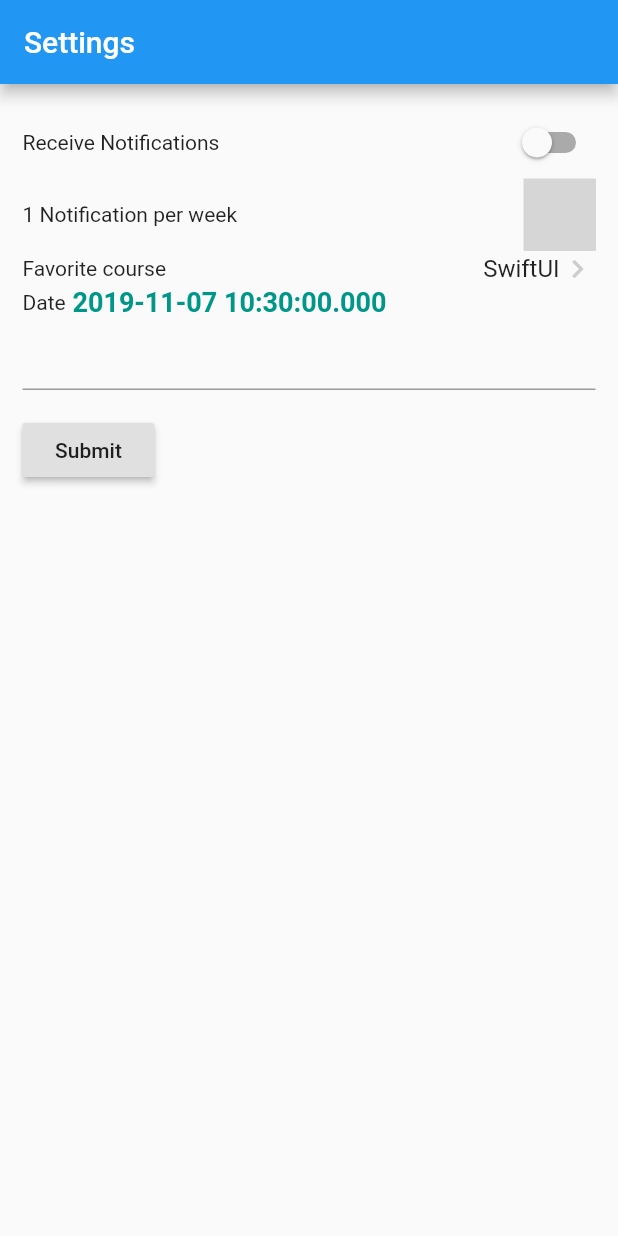
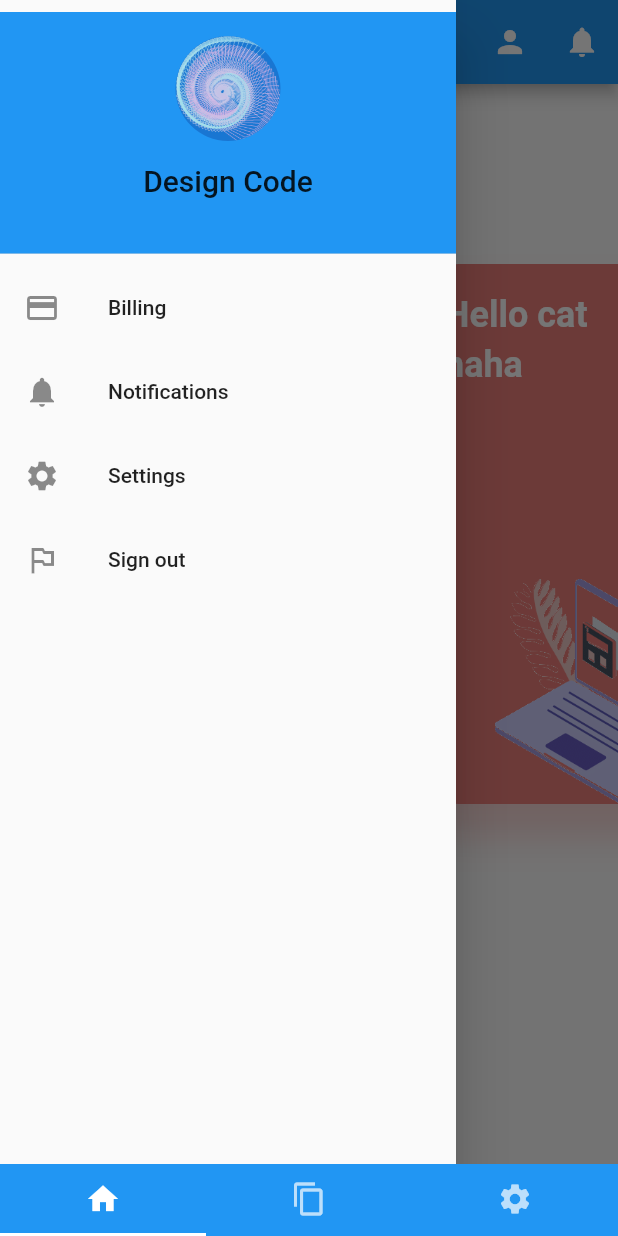
Before and after one commit to GavinHome/flutter_design_code, a Flutter app: the screen it shows after launch, with the side drawer open (before the commit the screen has no drawer), on a phone screen of 412 x 824 dp. Run offline on Flutter 3.47's test engine with Material 2 defaults, Android fonts, the phone set to English and light mode, and no system bars; our stand-ins replace flutter_datetime_picker; missing offline and left inert: flutter_counter; grey boxes are pictures that could not be loaded.

Commit message:
add menu

```diff
--- /dev/null
+++ b/lib/app.dart
@@ -0,0 +1,89 @@
+import 'package:flutter/material.dart';
+import 'package:flutter_design_code/certificates/certificate.dart';
+import 'package:flutter_design_code/home/course.dart';
+import 'package:flutter_design_code/home/home.dart';
+import 'package:flutter_design_code/notifications/notification.dart';
+
+class App extends StatelessWidget {
+  @override
+  Widget build(BuildContext context) {
+    return MaterialApp(
+      title: 'DesignCode',
+      theme: ThemeData(
+        primarySwatch: Colors.blue,
+      ),
+      home: AppPage(title: 'Flutter Demo Home Page'),
+    );
+  }
+}
+
+class AppPage extends StatefulWidget {
+  AppPage({Key key, this.title}) : super(key: key);
+
+  final String title;
+
+  @override
+  _AppPageState createState() => _AppPageState();
+}
+
+class _AppPageState extends State<AppPage> with SingleTickerProviderStateMixin {
+  // Create a tab controller
+  TabController controller;
+
+  @override
+  void initState() {
+    super.initState();
+
+    // Initialize the Tab Controller
+    controller = TabController(length: 3, vsync: this);
+  }
+
+  @override
+  void dispose() {
+    // Dispose of the Tab Controller
+    controller.dispose();
+    super.dispose();
+  }
+
+  @override
+  Widget build(BuildContext context) {
+    return Scaffold(
+      // Appbar
+      // appBar: AppBar(
+      //   // Title
+      //   title: Text("Using Bottom Navigation Bar"),
+      //   // Set the background color of the App Bar
+      //   backgroundColor: Colors.blue,
+      // ),
+      // Set the TabBar view as the body of the Scaffold
+      body: TabBarView(
+        // Add tabs as widgets
+        children: <Widget>[HomePage(), CertificateView(), NotificationPage()],
+        // set the controller
+        controller: controller,
+      ),
+      // Set the bottom navigation bar
+      bottomNavigationBar: Material(
+        // set the color of the bottom navigation bar
+        color: Colors.blue,
+        // set the tab bar as the child of bottom navigation bar
+        child: TabBar(
+          tabs: <Tab>[
+            Tab(
+              // set icon to the tab
+              icon: Icon(Icons.home),
+            ),
+            Tab(
+              icon: Icon(Icons.content_copy),
+            ),
+            Tab(
+              icon: Icon(Icons.settings),
+            ),
+          ],
+          // setup the controller
+          controller: controller,
+        ),
+      ),
+    );
+  }
+}
--- a/lib/home/course.dart
+++ b/lib/home/course.dart
@@ -85,7 +85,7 @@ class CoursesView extends StatelessWidget {
       child: Column(
         children: <Widget>[
           Container(
-            padding: EdgeInsets.only(top: 60, left: 15),
+            margin: EdgeInsets.only(top: 30, left: 10),
             child: Column(
               crossAxisAlignment: CrossAxisAlignment.start,
               mainAxisAlignment: MainAxisAlignment.spaceBetween,
@@ -109,6 +109,7 @@ class CoursesView extends StatelessWidget {
           ),
           Container(
               height: 450,
+              //margin: EdgeInsets.only(left: 15),
               child: MediaQuery.removePadding(
                 context: context,
                 removeTop: true,
--- a/lib/home/home.dart
+++ b/lib/home/home.dart
@@ -0,0 +1,48 @@
+import 'package:flutter/material.dart';
+import 'package:flutter_design_code/home/course.dart';
+import 'package:flutter_design_code/home/menu.dart';
+import 'package:flutter_design_code/notifications/notification.dart';
+//import 'package:flutter_design_code/home/course.dart';
+
+class HomePage extends StatefulWidget {
+  HomePage({Key key}) : super(key: key);
+
+  @override
+  _HomePageState createState() => _HomePageState();
+}
+
+class _HomePageState extends State<HomePage> {
+  @override
+  Widget build(BuildContext context) {
+    return Scaffold(
+      appBar: AppBar(
+        actions: <Widget>[
+          IconButton(
+            icon: Icon(Icons.person),
+            tooltip: "person",
+            onPressed: () {
+              //todo: display content
+            },
+          ),
+          IconButton(
+            icon: Icon(Icons.notifications),
+            tooltip: "notifications",
+            onPressed: () {
+               Navigator.push(context,
+                MaterialPageRoute(builder: (context) => NotificationPage()));
+            },
+          ),
+        ],
+      ),
+      body: Center(
+          child: Column(
+        children: <Widget>[
+          CoursesView()
+        ],
+      )),
+      drawer: Drawer(
+        child: MenusPage(),
+      ),
+    );
+  }
+}
--- a/lib/home/menu.dart
+++ b/lib/home/menu.dart
@@ -0,0 +1,99 @@
+import 'package:flutter/material.dart';
+import 'package:flutter_datetime_picker/flutter_datetime_picker.dart';
+import 'package:flutter_design_code/notifications/notification.dart';
+import 'package:flutter_design_code/settings/settings.dart';
+
+class MenuItem extends StatelessWidget {
+  final MenuModel menu;
+
+  MenuItem({Key key, this.menu}) : super(key: key);
+
+  @override
+  Widget build(BuildContext context) {
+    if (menu.title == "My Account!") {
+      return DrawerHeader(
+        child: Column(
+          crossAxisAlignment: CrossAxisAlignment.center,
+          mainAxisAlignment: MainAxisAlignment.start,
+          children: <Widget>[
+            CircleAvatar(
+              backgroundImage: new AssetImage("assets/Certificate4.png"),
+              radius: 35,
+            ),
+            Padding(
+              padding: EdgeInsets.all(15),
+              child: Text(
+                "Design Code",
+                style: Theme.of(context).textTheme.title.copyWith(),
+              ),
+            ),
+          ],
+        ),
+        decoration: BoxDecoration(
+          color: Colors.blue,
+        ),
+      );
+    } else {
+      return ListTile(
+        leading: Icon(menu.icon),
+        title: Text(menu.title),
+        onTap: () {
+          if (menu.title == "Settings") {
+            Navigator.push(context,
+                MaterialPageRoute(builder: (context) => SettingsPage()));
+          }
+          if (menu.title == "Notifications") {
+            Navigator.push(context,
+                MaterialPageRoute(builder: (context) => NotificationPage()));
+          }
+        },
+      );
+    }
+  }
+}
+
+class MenuView extends StatelessWidget {
+  final List<MenuModel> menus;
+
+  MenuView({Key key, this.menus}) : super(key: key);
+
+  @override
+  Widget build(BuildContext context) {
+    List<MenuItem> _buildMenuList() {
+      return menus.map((item) => MenuItem(menu: item)).toList();
+    }
+
+    return ListView(
+      shrinkWrap: true,
+      padding: EdgeInsets.symmetric(vertical: 8.0),
+      children: _buildMenuList(),
+    );
+  }
+}
+
+class MenusPage extends StatelessWidget {
+  MenusPage({Key key}) : super(key: key);
+
+  @override
+  Widget build(BuildContext context) {
+    return Scaffold(
+        body: Container(
+      child: MenuView(menus: menuData),
+    ));
+  }
+}
+
+class MenuModel {
+  String title;
+  IconData icon;
+
+  MenuModel({this.title, this.icon});
+}
+
+List<MenuModel> menuData = [
+  MenuModel(title: "My Account!", icon: Icons.group),
+  MenuModel(title: "Billing", icon: Icons.credit_card),
+  MenuModel(title: "Notifications", icon: Icons.notifications),
+  MenuModel(title: "Settings", icon: Icons.settings),
+  MenuModel(title: "Sign out", icon: Icons.outlined_flag),
+];
--- a/lib/main.dart
+++ b/lib/main.dart
@@ -1,29 +1,4 @@
 import 'package:flutter/material.dart';
-import 'package:flutter_design_code/settings/settings.dart';
-//import 'package:flutter_design_code/notifications/notification.dart';
-//import 'home/course.dart';
-//import 'myapp.dart';
+import 'app.dart';
 
 void main() => runApp(App());
-
-class App extends StatelessWidget {
-  @override
-  Widget build(BuildContext context) {
-    return MaterialApp(
-      title: 'DesignCode',
-      theme: ThemeData(
-        primarySwatch: Colors.blue,
-      ),
-      //home: ContentView(),
-      // home: Scaffold(
-      //   //body: CoursesView(),
-      //   body: NotificationDetailPage(notification: NotificationModel(
-      // "assets/Certificate4.png",
-      // "Angular",
-      // "了解如何使用高级合成、布局、图形和动画在Angular中构建自定义视图和控件看一个高性能的演示，可动画控制和观看它在代码中一步一步深入了解迅捷的布局体系",
-      // "JUN 26"),),
-     // home: Scaffold(body: NotificationPage()),
-     home: Scaffold(body: SettingsPage(),),
-    );
-  }
-}
--- a/lib/notifications/notification.dart
+++ b/lib/notifications/notification.dart
@@ -1,4 +1,5 @@
 import 'package:flutter/material.dart';
+import 'package:flutter_design_code/settings/settings.dart';
 
 class NotificationDetailPage extends StatelessWidget {
   NotificationDetailPage({Key key, this.notification}) : super(key: key);
@@ -225,7 +226,8 @@ class _ListPageState extends State<NotificationPage> {
               icon: Icon(Icons.settings),
               tooltip: "Settings",
               onPressed: () {
-                print("Alarm");
+                Navigator.push(context,
+                    MaterialPageRoute(builder: (context) => SettingsPage()));
               },
             ),
           ],
@@ -289,36 +291,3 @@ List<NotificationModel> notificationsData = [
       "了解如何使用高级合成、布局、图形和动画在Angular中构建自定义视图和控件看一个高性能的演示，可动画控制和观看它在代码中一步一步深入了解迅捷的布局体系",
       "JUN 26"),
 ];
-
-// class NotificationPage extends StatelessWidget {
-//   _buildNotificationList() {
-//     return notifications;
-//   }
-
-//   @override
-//   Widget build(BuildContext context) {
-//     return Scaffold(
-//         appBar: AppBar(
-//           title: Text("Notifications"),
-//           actions: <Widget>[
-//             IconButton(
-//               icon: Icon(Icons.add),
-//               tooltip: "Add update",
-//               onPressed: () {
-//                 print("Alarm");
-//               },
-//             ),
-//             IconButton(
-//               icon: Icon(Icons.settings),
-//               tooltip: "Settings",
-//               onPressed: () {
-//                 print("Alarm");
-//               },
-//             ),
-//           ],
-//         ),
-//         body: Container(
-//           child: NotificationList(_buildNotificationList()),
-//         ));
-//   }
-// }
--- a/pubspec.yaml
+++ b/pubspec.yaml
@@ -14,7 +14,7 @@ description: A new Flutter project.
 version: 1.0.0+1
 
 environment:
-  sdk: ">=2.2.0 <3.0.0"
+  sdk: ">=2.2.2 <3.0.0"
 
 dependencies:
   flutter:
```
Also changed, not shown: lib/home/content.dart (renamed from lib/content.dart).
